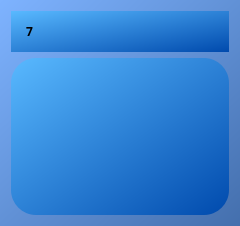
Before: the Qt Designer form card_widget.ui in jacekstankiewicz1/Splendor-AI, drawn with Qt 5.
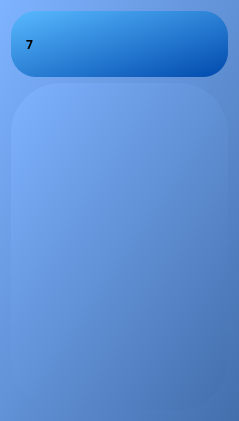
After: the same form once the commit is applied.

Diff of the .ui file:
```diff
--- a/card_widget.ui
+++ b/card_widget.ui
@@ -6,8 +6,8 @@
    <rect>
     <x>0</x>
     <y>0</y>
-    <width>240</width>
-    <height>226</height>
+    <width>239</width>
+    <height>421</height>
    </rect>
   </property>
   <property name="sizePolicy">
@@ -26,7 +26,7 @@
 
 </string>
   </property>
-  <layout class="QVBoxLayout" name="verticalLayout">
+  <layout class="QVBoxLayout" name="verticalLayout" stretch="1,5">
    <item>
     <widget class="QLabel" name="label">
      <property name="font">
@@ -49,29 +49,8 @@
     </widget>
    </item>
    <item>
-    <widget class="QListWidget" name="listWidget">
-     <property name="sizePolicy">
-      <sizepolicy hsizetype="Expanding" vsizetype="Expanding">
-       <horstretch>0</horstretch>
-       <verstretch>0</verstretch>
-      </sizepolicy>
-     </property>
-     <property name="sizeIncrement">
-      <size>
-       <width>0</width>
-       <height>0</height>
-      </size>
-     </property>
-     <property name="styleSheet">
-      <string notr="true">border-radius: 25px;
-background: qlineargradient(spread:pad, x1:0, y1:0, x2:1, y2:1, stop:0 #59b9ff, stop:1 #004aad);
-padding: 12px;
-
-</string>
-     </property>
-     <property name="sizeAdjustPolicy">
-      <enum>QAbstractScrollArea::AdjustToContents</enum>
-     </property>
+    <widget class="QWidget" name="tokenContainer" native="true">
+     <layout class="QVBoxLayout" name="verticalLayout_3"/>
     </widget>
    </item>
   </layout>
```
Left out of the diff: 2 changed lines with no effect on the pictures.
